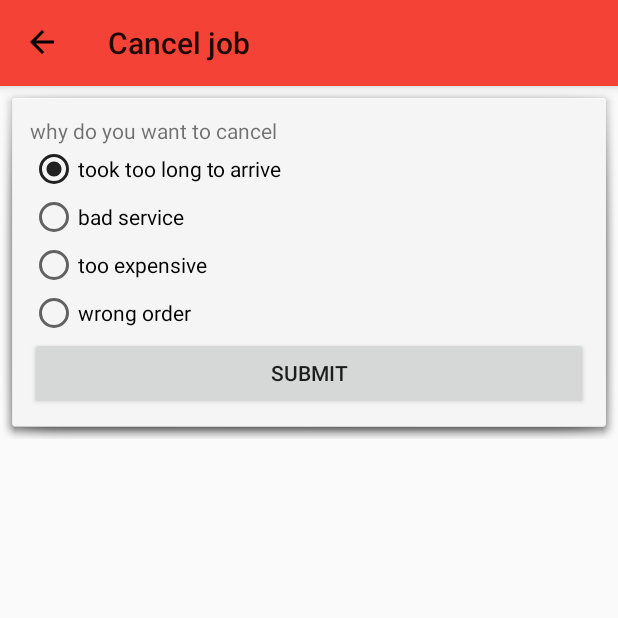
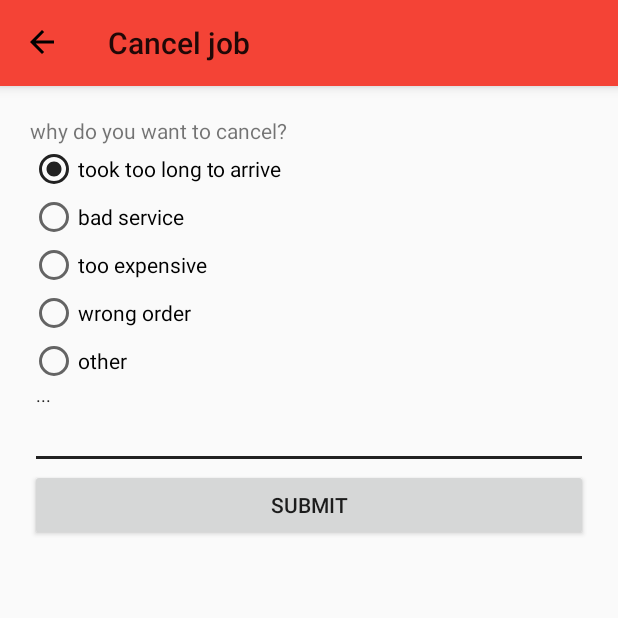
Before and after one commit to ETIXNg/portlight_client, an Android app: the CancelJobActivity screen opened directly, with no data from a screen before it, on a phone screen of 412 x 824 dp, the top half of it. Run offline under Robolectric (Android 15) with nearby library versions, the phone set to English and light mode, and no system bars; libraries missing offline, so code that uses them is left out: com.beardedhen.androidbootstrap, com.koushikdutta.async, com.koushikdutta.ion, io.realm; plain views replace BootstrapButton; pictures from the network do not load.

Commit message:
progress update

```diff
--- a/app/src/main/java/com/samaritan/portchlyt_services/CancelJobActivity.java
+++ b/app/src/main/java/com/samaritan/portchlyt_services/CancelJobActivity.java
@@ -6,12 +6,15 @@ import androidx.appcompat.widget.Toolbar;
 import android.app.ProgressDialog;
 import android.content.Intent;
 import android.os.Bundle;
+import android.text.TextUtils;
 import android.util.Log;
 import android.view.Menu;
 import android.view.MenuItem;
 import android.view.View;
+import android.widget.EditText;
 import android.widget.LinearLayout;
 import android.widget.RadioButton;
+import android.widget.Toast;
 
 import com.google.android.material.snackbar.Snackbar;
 import com.koushikdutta.async.future.FutureCallback;
@@ -32,14 +35,20 @@ public class CancelJobActivity extends AppCompatActivity {
     String _job_id;
     String client_app_id;
     String artisan_app_id;
-    RadioButton rd_1, rd_2, rd_3, rd_4;
+    RadioButton rd_1, rd_2, rd_3, rd_4,rd_5;
     View contextView;
+    LinearLayout lay_other;
+    EditText txt_other;
+
+
+
 
     @Override
     protected void onCreate(Bundle savedInstanceState) {
         super.onCreate(savedInstanceState);
         setContentView(R.layout.activity_cancel_job);
         contextView = (LinearLayout) findViewById(R.id.contextView);
+        lay_other = (LinearLayout) findViewById(R.id.lay_other);
 
 
         _job_id = getIntent().getStringExtra("_job_id");
@@ -56,6 +65,45 @@ public class CancelJobActivity extends AppCompatActivity {
         rd_2 = (RadioButton) findViewById(R.id.rd_2);
         rd_3 = (RadioButton) findViewById(R.id.rd_3);
         rd_4 = (RadioButton) findViewById(R.id.rd_4);
+        rd_5 = (RadioButton) findViewById(R.id.rd_5);
+
+        txt_other=(EditText)findViewById(R.id.txt_other);
+
+        rd_1.setOnClickListener(new View.OnClickListener() {
+            @Override
+            public void onClick(View view) {
+                get_set_lay_other();
+            }
+        });
+
+        rd_2.setOnClickListener(new View.OnClickListener() {
+            @Override
+            public void onClick(View view) {
+                get_set_lay_other();
+            }
+        });
+
+        rd_3.setOnClickListener(new View.OnClickListener() {
+            @Override
+            public void onClick(View view) {
+                get_set_lay_other();
+            }
+        });
+
+
+        rd_4.setOnClickListener(new View.OnClickListener() {
+            @Override
+            public void onClick(View view) {
+                get_set_lay_other();
+            }
+        });
+
+        rd_5.setOnClickListener(new View.OnClickListener() {
+            @Override
+            public void onClick(View view) {
+                get_set_lay_other();
+            }
+        });
 
     }
 
@@ -74,6 +122,18 @@ public class CancelJobActivity extends AppCompatActivity {
 
 
 
+    private void get_set_lay_other()
+    {
+        if(rd_5.isChecked())
+        {
+            lay_other.setVisibility(View.VISIBLE);
+        }else
+        {
+            lay_other.setVisibility(View.GONE);
+        }
+    }
+
+
     //why you cancelled
     public void submit_reason_for_cancelling(View v) {
         String reason = "";
@@ -81,6 +141,15 @@ public class CancelJobActivity extends AppCompatActivity {
         if (rd_2.isChecked()) reason = "bad_service";
         if (rd_3.isChecked()) reason = "too_expensive";
         if (rd_4.isChecked()) reason = "wrong order";
+        if (rd_5.isChecked()) reason = txt_other.getText().toString();
+
+
+        //dont send empty reaon, this applies only to the txt_other
+        if(TextUtils.isEmpty(reason))
+        {
+            txt_other.setError(getString(R.string.cannot_be_blank));
+            return;
+        }
 
         ProgressDialog pd = new ProgressDialog(CancelJobActivity.this);
         pd.setMessage(getString(R.string.please_wait));
@@ -101,11 +170,28 @@ public class CancelJobActivity extends AppCompatActivity {
                             Snackbar.make(contextView, R.string.error_occured, Snackbar.LENGTH_SHORT).show();
                             Log.e(tag, e + " line 269");
                         } else {
-                            Snackbar.make(contextView, R.string.error_occured, Snackbar.LENGTH_SHORT).show();
-                            finish();//close this activity now since we have recorded this at the server
+                            try {
+                                JSONObject json = new JSONObject(result);
+                                String res = json.getString("res");
+                                if (res.equals("ok")) {
+                                    Toast.makeText(CancelJobActivity.this,getString(R.string.job_cancelled),Toast.LENGTH_SHORT).show();
+                                    finishActivity(ViewJobActivity.request_code_for_cancel_job);
+                                } else {
+                                    Snackbar.make(contextView, R.string.error_occured, Snackbar.LENGTH_SHORT).show();
+                                }
+                            } catch (Exception ex) {
+                                Log.e(tag, ex.getMessage());
+                            }
                         }
                     }
                 });
     }
 
+
+
+
+
+
+
+
 }
--- a/app/src/main/res/layout/activity_cancel_job.xml
+++ b/app/src/main/res/layout/activity_cancel_job.xml
@@ -22,7 +22,6 @@
         android:id="@+id/linlay_explanation"
         android:layout_width="match_parent"
         android:layout_height="wrap_content"
-        android:background="@android:drawable/dialog_holo_light_frame"
         android:orientation="vertical"
         android:padding="20dp">
         <TextView
@@ -64,8 +63,34 @@
                 android:text="@string/wrong_order" />
 
 
+            <RadioButton
+                android:id="@+id/rd_5"
+                android:elevation="5dp"
+                android:layout_width="match_parent"
+                android:layout_height="wrap_content"
+                android:text="@string/other" />
+
+
         </RadioGroup>
 
+        <LinearLayout
+            android:orientation="vertical"
+            android:id="@+id/lay_other"
+            android:layout_width="match_parent"
+            android:layout_height="wrap_content">
+            <com.google.android.material.textfield.TextInputLayout
+                android:layout_width="match_parent"
+                android:layout_height="wrap_content"
+                >
+                <EditText
+                    android:hint="..."
+                    android:id="@+id/txt_other"
+                    android:layout_width="match_parent"
+                    android:layout_height="wrap_content"
+                    android:singleLine="true" />
+
+            </com.google.android.material.textfield.TextInputLayout>
+        </LinearLayout>
 
 
 
--- a/app/src/main/res/values/strings.xml
+++ b/app/src/main/res/values/strings.xml
@@ -104,7 +104,7 @@
     <string name="unknown_location">Unknown location?</string>
     <string name="per_hr">/hr</string>
 
-    <string name="why_do_you_want_to_cancel">why do you want to cancel</string>
+    <string name="why_do_you_want_to_cancel">why do you want to cancel?</string>
 
     <string name="took_too_long_to_arrive">took too long to arrive</string>
     <string name="bad_service">bad service</string>
@@ -112,5 +112,6 @@
     <string name="this_job_was_cancelled">this job was cancelled</string>
     <string name="wrong_order">wrong order</string>
     <string name="cancel_job">Cancel job</string>
+    <string name="job_cancelled">Job cancelled</string>
 
 </resources>
```
Also changed, not shown: app/src/main/java/com/samaritan/portchlyt_services/ViewJobActivity.java (+15 -1 lines).
